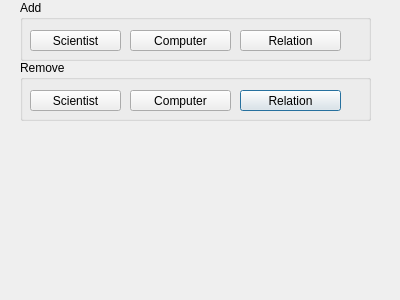
Before: the Qt Designer form gui/consolegui.ui in HelgiThomas/Verklegt31, drawn with Qt 5.
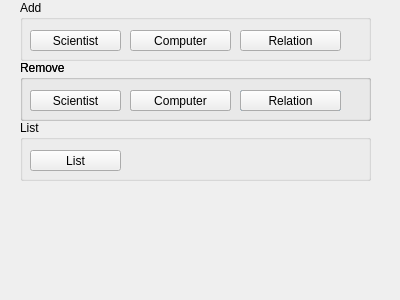
After: the same form once the commit is applied.

```diff
--- a/gui/consolegui.ui
+++ b/gui/consolegui.ui
@@ -64,6 +64,58 @@
      <string>Computer</string>
     </property>
    </widget>
+   <widget class="QGroupBox" name="groupBox_3">
+    <property name="geometry">
+     <rect>
+      <x>0</x>
+      <y>0</y>
+      <width>351</width>
+      <height>61</height>
+     </rect>
+    </property>
+    <property name="title">
+     <string>Remove</string>
+    </property>
+    <widget class="QPushButton" name="pushButton_7">
+     <property name="geometry">
+      <rect>
+       <x>220</x>
+       <y>30</y>
+       <width>101</width>
+       <height>21</height>
+      </rect>
+     </property>
+     <property name="text">
+      <string>Relation</string>
+     </property>
+    </widget>
+    <widget class="QPushButton" name="button_removeSci_2">
+     <property name="geometry">
+      <rect>
+       <x>10</x>
+       <y>30</y>
+       <width>91</width>
+       <height>21</height>
+      </rect>
+     </property>
+     <property name="text">
+      <string>Scientist</string>
+     </property>
+    </widget>
+    <widget class="QPushButton" name="pushButton_5">
+     <property name="geometry">
+      <rect>
+       <x>110</x>
+       <y>30</y>
+       <width>101</width>
+       <height>21</height>
+      </rect>
+     </property>
+     <property name="text">
+      <string>Computer</string>
+     </property>
+    </widget>
+   </widget>
   </widget>
   <widget class="QGroupBox" name="groupBox">
    <property name="geometry">
@@ -117,6 +169,32 @@
     </property>
    </widget>
   </widget>
+  <widget class="QGroupBox" name="groupBox_4">
+   <property name="geometry">
+    <rect>
+     <x>20</x>
+     <y>120</y>
+     <width>351</width>
+     <height>61</height>
+    </rect>
+   </property>
+   <property name="title">
+    <string>List</string>
+   </property>
+   <widget class="QPushButton" name="button_list">
+    <property name="geometry">
+     <rect>
+      <x>10</x>
+      <y>30</y>
+      <width>91</width>
+      <height>21</height>
+     </rect>
+    </property>
+    <property name="text">
+     <string>List</string>
+    </property>
+   </widget>
+  </widget>
  </widget>
  <resources/>
  <connections/>
```
